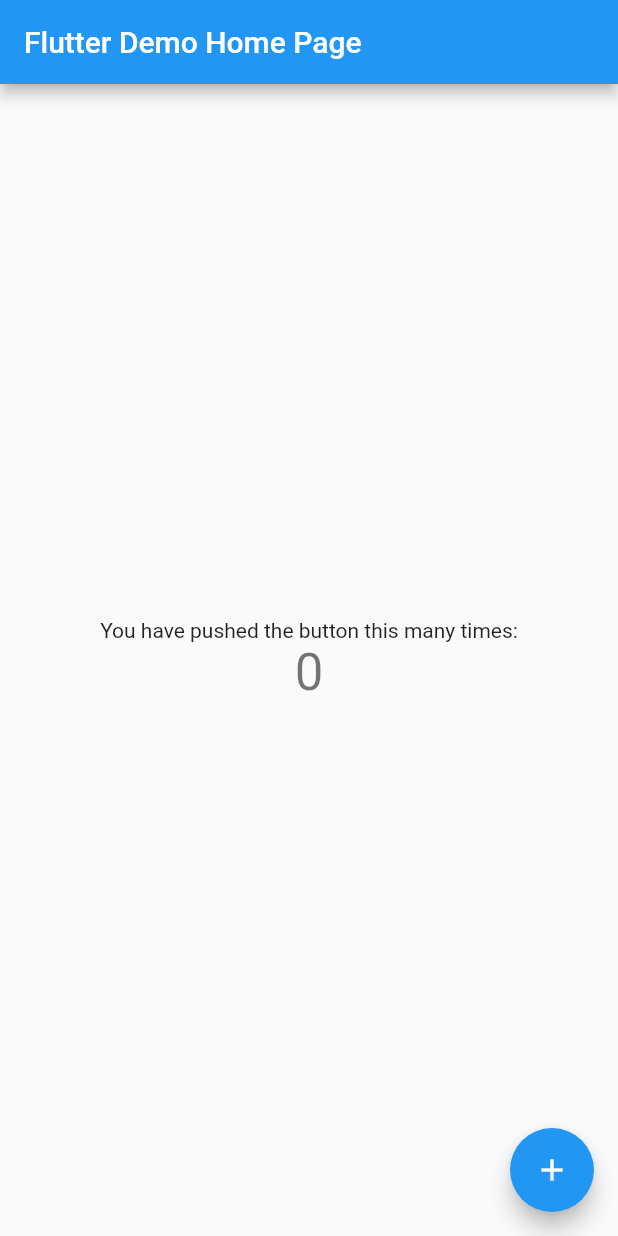
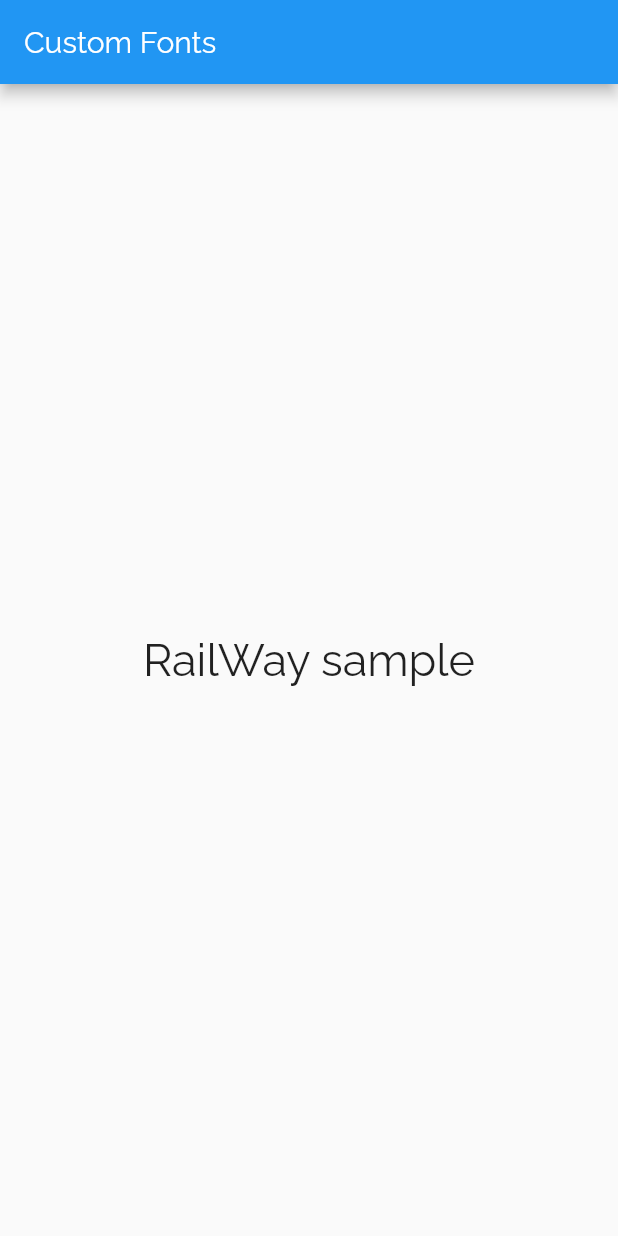
Before and after one commit to nabeshun0/custom_fonts_sample, a Flutter app: the screen it shows after launch, on a phone screen of 412 x 824 dp. Run offline on Flutter 3.47's test engine with Material 2 defaults, Android fonts, the phone set to English and light mode, and no system bars.

Commit message:
Add: custom font

```diff
--- a/lib/main.dart
+++ b/lib/main.dart
@@ -1,113 +1,32 @@
 import 'package:flutter/material.dart';
 
-void main() {
-  runApp(MyApp());
-}
+void main() => runApp(MyApp());
 
 class MyApp extends StatelessWidget {
-  // This widget is the root of your application.
   @override
   Widget build(BuildContext context) {
     return MaterialApp(
-      title: 'Flutter Demo',
-      theme: ThemeData(
-        // This is the theme of your application.
-        //
-        // Try running your application with "flutter run". You'll see the
-        // application has a blue toolbar. Then, without quitting the app, try
-        // changing the primarySwatch below to Colors.green and then invoke
-        // "hot reload" (press "r" in the console where you ran "flutter run",
-        // or simply save your changes to "hot reload" in a Flutter IDE).
-        // Notice that the counter didn't reset back to zero; the application
-        // is not restarted.
-        primarySwatch: Colors.blue,
-      ),
-      home: MyHomePage(title: 'Flutter Demo Home Page'),
+      title: 'Custom Fonts',
+      // Set Raleway as the default app font.
+      theme: ThemeData(fontFamily: 'Raleway'),
+      home: MyHomePage(),
     );
   }
 }
 
-class MyHomePage extends StatefulWidget {
-  MyHomePage({Key key, this.title}) : super(key: key);
-
-  // This widget is the home page of your application. It is stateful, meaning
-  // that it has a State object (defined below) that contains fields that affect
-  // how it looks.
-
-  // This class is the configuration for the state. It holds the values (in this
-  // case the title) provided by the parent (in this case the App widget) and
-  // used by the build method of the State. Fields in a Widget subclass are
-  // always marked "final".
-
-  final String title;
-
-  @override
-  _MyHomePageState createState() => _MyHomePageState();
-}
-
-class _MyHomePageState extends State<MyHomePage> {
-  int _counter = 0;
-
-  void _incrementCounter() {
-    setState(() {
-      // This call to setState tells the Flutter framework that something has
-      // changed in this State, which causes it to rerun the build method below
-      // so that the display can reflect the updated values. If we changed
-      // _counter without calling setState(), then the build method would not be
-      // called again, and so nothing would appear to happen.
-      _counter++;
-    });
-  }
-
+class MyHomePage extends StatelessWidget {
   @override
   Widget build(BuildContext context) {
-    // This method is rerun every time setState is called, for instance as done
-    // by the _incrementCounter method above.
-    //
-    // The Flutter framework has been optimized to make rerunning build methods
-    // fast, so that you can just rebuild anything that needs updating rather
-    // than having to individually change instances of widgets.
     return Scaffold(
-      appBar: AppBar(
-        // Here we take the value from the MyHomePage object that was created by
-        // the App.build method, and use it to set our appbar title.
-        title: Text(widget.title),
-      ),
+      // The AppBar uses the app-default Raleway font.
+      appBar: AppBar(title: Text('Custom Fonts')),
       body: Center(
-        // Center is a layout widget. It takes a single child and positions it
-        // in the middle of the parent.
-        child: Column(
-          // Column is also a layout widget. It takes a list of children and
-          // arranges them vertically. By default, it sizes itself to fit its
-          // children horizontally, and tries to be as tall as its parent.
-          //
-          // Invoke "debug painting" (press "p" in the console, choose the
-          // "Toggle Debug Paint" action from the Flutter Inspector in Android
-          // Studio, or the "Toggle Debug Paint" command in Visual Studio Code)
-          // to see the wireframe for each widget.
-          //
-          // Column has various properties to control how it sizes itself and
-          // how it positions its children. Here we use mainAxisAlignment to
-          // center the children vertically; the main axis here is the vertical
-          // axis because Columns are vertical (the cross axis would be
-          // horizontal).
-          mainAxisAlignment: MainAxisAlignment.center,
-          children: <Widget>[
-            Text(
-              'You have pushed the button this many times:',
-            ),
-            Text(
-              '$_counter',
-              style: Theme.of(context).textTheme.headline4,
-            ),
-          ],
+        // This Text widget uses the RobotoMono font.
+        child: Text(
+          'RailWay sample',
+          style: TextStyle(fontSize: 30),
         ),
       ),
-      floatingActionButton: FloatingActionButton(
-        onPressed: _incrementCounter,
-        tooltip: 'Increment',
-        child: Icon(Icons.add),
-      ), // This trailing comma makes auto-formatting nicer for build methods.
     );
   }
 }
```
Also changed, not shown: pubspec.yaml (+6 -52 lines), fonts/Raleway-Italic.ttf (added), fonts/Raleway-Regular.ttf (added).
